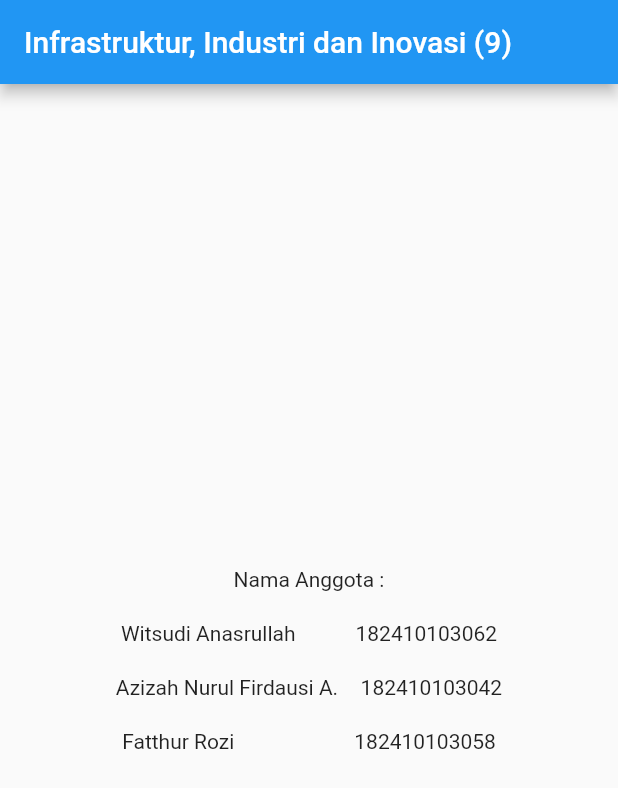
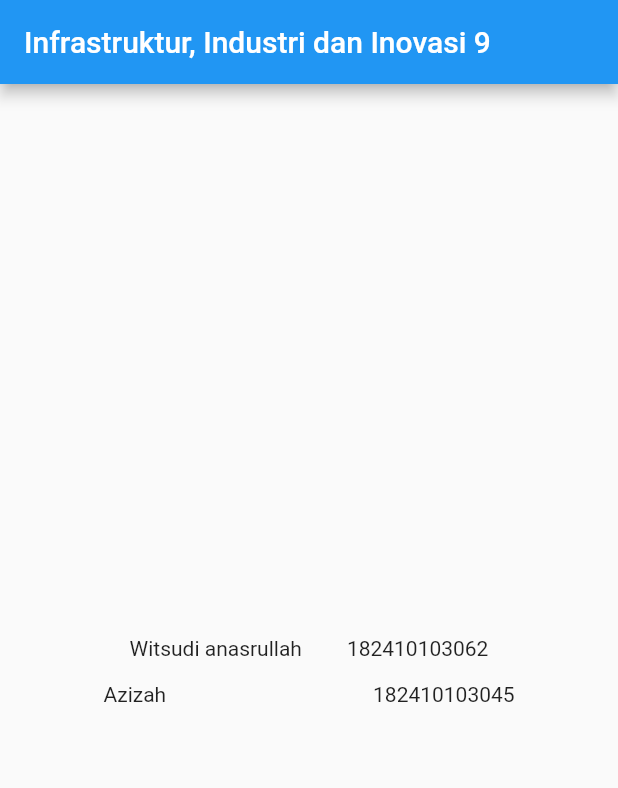
Before and after one commit to witsuu/tugas_mobile, a Flutter app: the screen it shows after launch, on a phone screen of 412 x 824 dp. Shown: the top 788 px of the screen. Run offline on Flutter 3.47's test engine with Material 2 defaults, Android fonts, the phone set to English and light mode, and no system bars.

Commit message:
Revert "Update main.dart"

```diff
--- a/lib/main.dart
+++ b/lib/main.dart
@@ -6,10 +6,10 @@ class Home extends StatelessWidget {
   @override
   Widget build(BuildContext context) {
     return MaterialApp(
-      title: 'Tugas 1 MOBILE',
+      title: 'my app',
       debugShowCheckedModeBanner: false,
       home: Scaffold(
-        appBar: AppBar(title: Text('Infrastruktur, Industri dan Inovasi (9)')),
+        appBar: AppBar(title: Text('Infrastruktur, Industri dan Inovasi 9')),
         body: Column(
           mainAxisAlignment: MainAxisAlignment.center,
           children: [
@@ -17,48 +17,20 @@ class Home extends StatelessWidget {
               mainAxisAlignment: MainAxisAlignment.center,
               children: [
                 Padding(
-                  padding: EdgeInsets.only(bottom: 20),
-                  child: Text("Nama Anggota :"),
-                )
-              ],
-            ),
-            Row(
-              mainAxisAlignment: MainAxisAlignment.center,
-              children: [
-                Padding(
-                  padding: EdgeInsets.fromLTRB(0, 0, 20, 10),
-                  child: Text("Witsudi Anasrullah"),
+                  padding: EdgeInsets.all(15),
+                  child: Text("Witsudi anasrullah"),
                 ),
                 Padding(
-                  padding: EdgeInsets.fromLTRB(20, 0, 0, 10),
+                  padding: EdgeInsets.all(15),
                   child: Text("182410103062"),
                 )
               ],
             ),
             Row(
-              mainAxisAlignment: MainAxisAlignment.center,
+              mainAxisAlignment: MainAxisAlignment.spaceAround,
               children: [
-                Padding(
-                  padding: EdgeInsets.fromLTRB(0, 10, 10, 10),
-                  child: Text("Azizah Nurul Firdausi A."),
-                ),
-                Padding(
-                  padding: EdgeInsets.fromLTRB(5, 10, 0, 10),
-                  child: Text("182410103042"),
-                )
-              ],
-            ),
-            Row(
-              mainAxisAlignment: MainAxisAlignment.center,
-              children: [
-                Padding(
-                  padding: EdgeInsets.fromLTRB(0, 10, 40, 0),
-                  child: Text("Fatthur Rozi"),
-               ),
-                Padding(
-                  padding: EdgeInsets.fromLTRB(40, 10, 0, 0),
-                  child: Text("182410103058"),
-                )
+                Text("Azizah"),
+                Text("182410103045"),
               ],
             )
           ],
```
